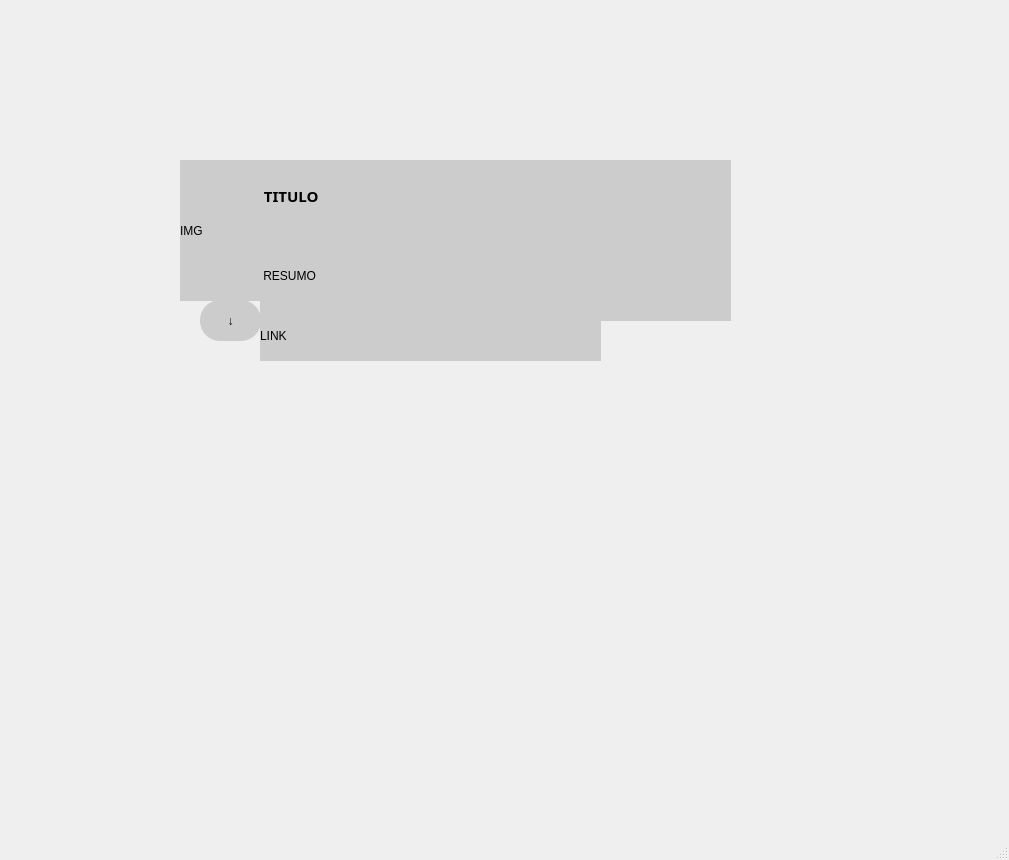
The window that interface.ui (XlouPx/App_futebol) describes before a commit, drawn with Qt 5.
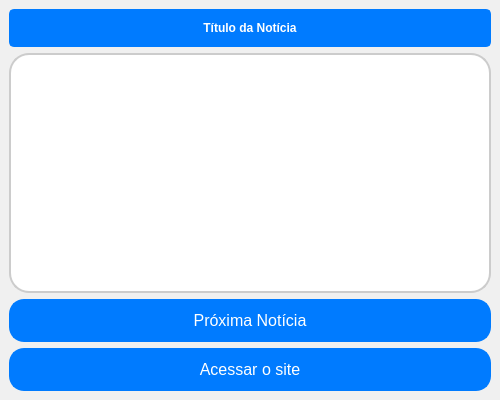
The same window after the commit.

The edit to the form file:
```diff
--- a/interface.ui
+++ b/interface.ui
@@ -6,123 +6,124 @@
    <rect>
     <x>0</x>
     <y>0</y>
-    <width>1009</width>
-    <height>860</height>
+    <width>500</width>
+    <height>400</height>
    </rect>
   </property>
   <property name="windowTitle">
    <string>MainWindow</string>
   </property>
   <property name="styleSheet">
-   <string notr="true"/>
+   <string notr="true">background-color: #f0f0f0;</string>
   </property>
   <widget class="QWidget" name="centralwidget">
+   <layout class="QVBoxLayout" name="verticalLayout">
+    <item>
    <widget class="QLabel" name="btnTitulo">
-    <property name="geometry">
-     <rect>
-      <x>260</x>
-      <y>160</y>
-      <width>471</width>
-      <height>71</height>
-     </rect>
-    </property>
     <property name="font">
      <font>
-      <family>NewsGoth BT</family>
-      <pointsize>11</pointsize>
+        <pointsize>12</pointsize>
       <weight>75</weight>
       <bold>true</bold>
      </font>
     </property>
     <property name="styleSheet">
-     <string notr="true">background: #ccc;
-align: center;
-</string>
+       <string notr="true">color: white;
+    font-weight: bold;
+    font-size: 12px;
+    background-color: #007bff;
+    border-radius: 5px;
+    padding: 10px 20px;
+    border: 2px solid #007bff;</string>
     </property>
     <property name="text">
-     <string> TITULO</string>
-    </property>
-   </widget>
-   <widget class="QLabel" name="btnResumo">
-    <property name="geometry">
-     <rect>
-      <x>260</x>
-      <y>230</y>
-      <width>471</width>
-      <height>91</height>
-     </rect>
-    </property>
+       <string>Título da Notícia</string>
+      </property>
+      <property name="alignment">
+       <set>Qt::AlignCenter</set>
+      </property>
+     </widget>
+    </item>
+    <item>
+     <widget class="QTextEdit" name="btnResumo">
     <property name="styleSheet">
-     <string notr="true">background: #ccc;
+       <string notr="true">
+       
+QTextEdit {
+    background-color: white;
+    color: black;
+    border: 2px solid #ccc;
+    border-radius: 20px;
+    padding: 10px;
+    font-size: 14px;
+}
 
-
+QTextEdit:focus {
+    border: 2px solid #007bff;
+}
 </string>
     </property>
-    <property name="text">
-     <string> RESUMO</string>
-    </property>
-   </widget>
-   <widget class="QLabel" name="btnImg">
-    <property name="geometry">
-     <rect>
-      <x>180</x>
-      <y>160</y>
-      <width>81</width>
-      <height>141</height>
-     </rect>
-    </property>
-    <property name="styleSheet">
-     <string notr="true">background: #ccc;</string>
-    </property>
-    <property name="text">
-     <string>IMG</string>
-    </property>
-   </widget>
+      <property name="readOnly">
+       <bool>true</bool>
+      </property>
+     </widget>
+    </item>
+    <item>
    <widget class="QPushButton" name="btnDescer">
-    <property name="geometry">
-     <rect>
-      <x>200</x>
-      <y>300</y>
-      <width>61</width>
-      <height>41</height>
-     </rect>
-    </property>
     <property name="styleSheet">
-     <string notr="true">border-radius: 20px;
-background: #ccc;</string>
+       <string notr="true">
+QPushButton {
+    background-color: #007bff;
+    color: white;
+    border: 2px solid #007bff;
+    border-radius: 15px;
+    padding: 10px 20px;
+    font-size: 16px;
+}
+
+QPushButton:hover {
+    background-color: #0056b3;
+}
+
+QPushButton:pressed {
+    background-color: #004080;
+}
+</string>
     </property>
     <property name="text">
-     <string>↓</string>
-    </property>
-   </widget>
-   <widget class="QLabel" name="btnLink">
-    <property name="geometry">
-     <rect>
-      <x>260</x>
-      <y>310</y>
-      <width>341</width>
-      <height>51</height>
-     </rect>
-    </property>
+       <string>Próxima Notícia</string>
+      </property>
+     </widget>
+    </item>
+    <item>
+     <widget class="QPushButton" name="btnLink">
     <property name="styleSheet">
-     <string notr="true">background: #ccc;</string>
+       <string notr="true">
+QPushButton {
+    background-color: #007bff;
+    color: white;
+    border: 2px solid #007bff;
+    border-radius: 15px;
+    padding: 10px 20px;
+    font-size: 16px;
+}
+
+QPushButton:hover {
+    background-color: #0056b3;
+}
+
+QPushButton:pressed {
+    background-color: #004080;
+}
+</string>
     </property>
     <property name="text">
-     <string>LINK</string>
-    </property>
-   </widget>
+       <string>Acessar o site</string>
+      </property>
+     </widget>
+    </item>
+   </layout>
   </widget>
-  <widget class="QMenuBar" name="menubar">
-   <property name="geometry">
-    <rect>
-     <x>0</x>
-     <y>0</y>
-     <width>1009</width>
-     <height>26</height>
-    </rect>
-   </property>
-  </widget>
-  <widget class="QStatusBar" name="statusbar"/>
  </widget>
  <resources/>
  <connections/>
```
Left out of the diff: 3 changed lines with no effect on the pictures. Lines whose indentation alone changed are shown as unchanged.
